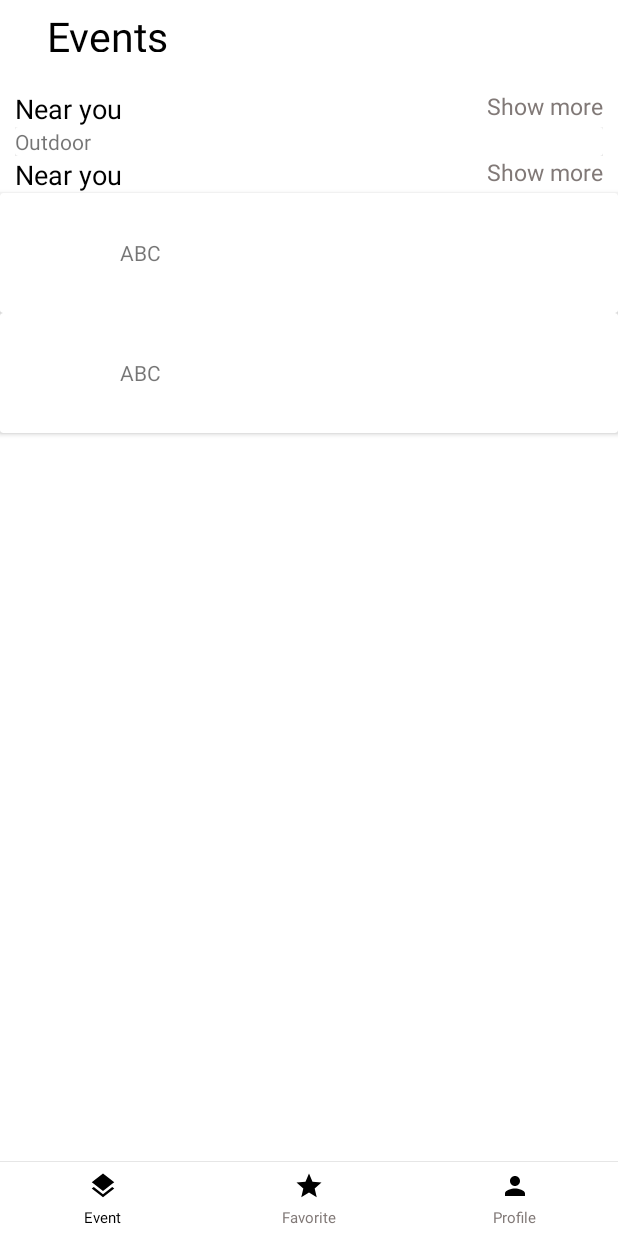
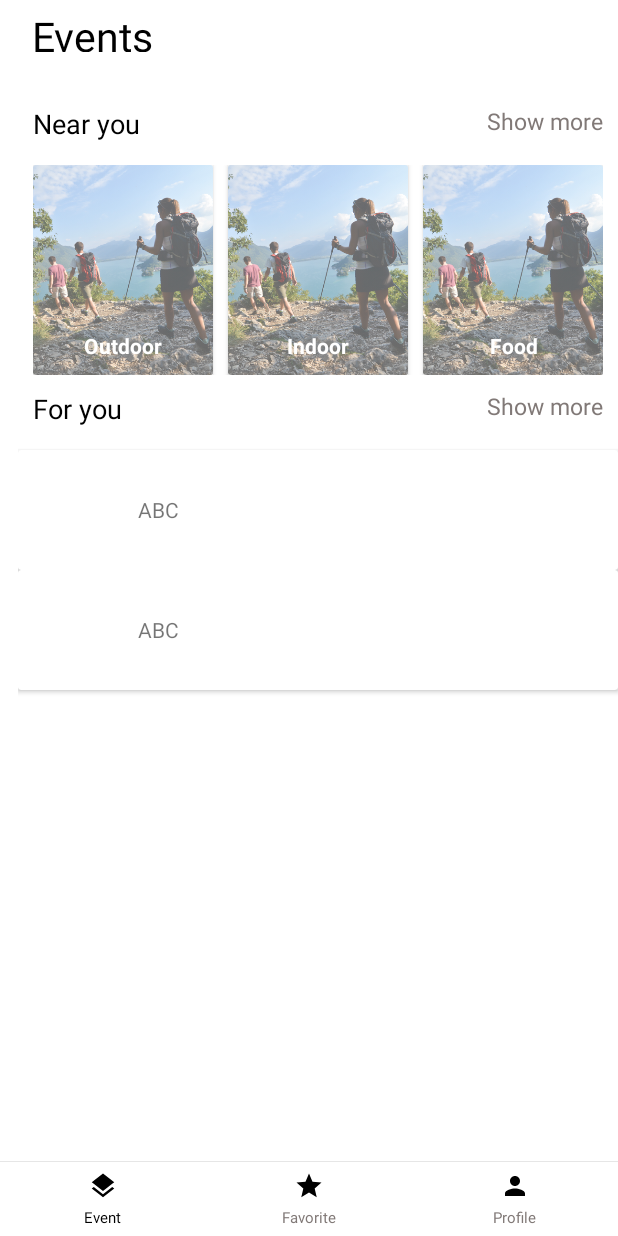
Before and after one commit to shyakdas/Jiva, an Android app: the screen it shows after launch (MainActivity), on a phone screen of 412 x 824 dp. Run offline under Robolectric (Android 15) with nearby library versions, the phone set to English and light mode, and no system bars.

Commit message:
[Implementation and design]Category Item Design done

```diff
--- a/app/src/main/java/com/jiva/com/jivaassigment/event/CategoryAdapter.java
+++ b/app/src/main/java/com/jiva/com/jivaassigment/event/CategoryAdapter.java
@@ -2,11 +2,13 @@ package com.jiva.com.jivaassigment.event;
 
 import android.content.Context;
 import android.support.annotation.NonNull;
+import android.support.v4.content.ContextCompat;
 import android.support.v7.widget.RecyclerView;
 import android.util.Log;
 import android.view.LayoutInflater;
 import android.view.View;
 import android.view.ViewGroup;
+import android.widget.ImageView;
 import android.widget.TextView;
 
 import com.jiva.com.jivaassigment.R;
@@ -45,15 +47,19 @@ public class CategoryAdapter extends RecyclerView.Adapter<CategoryAdapter.Catego
 
     public class CategoryItemViewHolder extends RecyclerView.ViewHolder {
 
-        private TextView mCategoryImage;
+        private ImageView mCategoryImage;
+        private TextView mCategoryText;
 
         public CategoryItemViewHolder(View itemView) {
             super(itemView);
-            mCategoryImage = itemView.findViewById(R.id.text);
+            mCategoryImage = itemView.findViewById(R.id.category_image);
+            mCategoryText = itemView.findViewById(R.id.category_name);
         }
 
         public void bind(int position) {
-            mCategoryImage.setText(modelArrayList.get(position).getCategoryName());
+            mCategoryText.setText(modelArrayList.get(position).getCategoryName());
+            mCategoryImage.setAlpha(0.6f);
+            mCategoryText.setTextColor(ContextCompat.getColor(mContext, R.color.colorPrimary));
         }
     }
 }
--- a/app/src/main/java/com/jiva/com/jivaassigment/event/EventAdapter.java
+++ b/app/src/main/java/com/jiva/com/jivaassigment/event/EventAdapter.java
@@ -9,6 +9,7 @@ import android.util.Log;
 import android.view.LayoutInflater;
 import android.view.View;
 import android.view.ViewGroup;
+import android.widget.TextView;
 
 import com.jiva.com.jivaassigment.R;
 import com.jiva.com.jivaassigment.model.CategoryModel;
@@ -82,12 +83,15 @@ public class EventAdapter extends RecyclerView.Adapter {
 
     public class EventMainViewHolder extends RecyclerView.ViewHolder {
 
+        private TextView mTextView;
+
         public EventMainViewHolder(View itemView) {
             super(itemView);
+            mTextView = itemView.findViewById(R.id.near_you);
         }
 
         public void bindView(int position) {
-
+            mTextView.setText(mEventList.get(position).getMainEventName());
         }
     }
 
--- a/app/src/main/res/layout/fragment_event.xml
+++ b/app/src/main/res/layout/fragment_event.xml
@@ -32,7 +32,7 @@
                     android:layout_width="wrap_content"
                     android:layout_height="wrap_content"
                     android:layout_centerVertical="true"
-                    android:layout_marginLeft="25dp"
+                    android:layout_marginLeft="15dp"
                     android:foreground="?android:attr/selectableItemBackground"
                     android:gravity="center"
                     android:padding="5dp"
@@ -53,7 +53,8 @@
         <android.support.v7.widget.RecyclerView
             android:id="@+id/recyclerView"
             android:layout_width="match_parent"
-            android:layout_height="match_parent">
+            android:layout_height="match_parent"
+            android:layout_marginLeft="12dp">
 
         </android.support.v7.widget.RecyclerView>
 
--- a/app/src/main/res/layout/item_category_item.xml
+++ b/app/src/main/res/layout/item_category_item.xml
@@ -1,16 +1,33 @@
 <?xml version="1.0" encoding="utf-8"?>
 <android.support.v7.widget.CardView xmlns:android="http://schemas.android.com/apk/res/android"
-    xmlns:app="http://schemas.android.com/apk/res-auto"
-    android:layout_width="match_parent"
+    android:layout_width="wrap_content"
     android:layout_height="wrap_content"
+    android:layout_marginRight="10dp"
     android:elevation="5dp">
 
-    <TextView
-        android:id="@+id/text"
-        android:layout_width="wrap_content"
-        android:layout_height="wrap_content"
-        android:text="Out door"
-        app:layout_constraintLeft_toLeftOf="parent"
-        app:layout_constraintTop_toTopOf="parent" />
+    <RelativeLayout xmlns:android="http://schemas.android.com/apk/res/android"
+        android:layout_width="match_parent"
+        android:layout_height="match_parent">
 
+        <ImageView
+            android:id="@+id/category_image"
+            android:layout_width="120dp"
+            android:scaleType="centerCrop"
+            android:layout_height="140dp"
+            android:src="@mipmap/demo" />
+
+        <TextView
+            android:id="@+id/category_name"
+            android:layout_width="match_parent"
+            android:layout_height="match_parent"
+            android:layout_alignLeft="@id/category_image"
+            android:layout_alignTop="@id/category_image"
+            android:layout_alignRight="@id/category_image"
+            android:layout_alignBottom="@id/category_image"
+            android:layout_marginBottom="10dp"
+            android:gravity="bottom|center"
+            android:text="Outdoor"
+            android:textColor="@android:color/white"
+            android:textStyle="bold" />
+    </RelativeLayout>
 </android.support.v7.widget.CardView>
--- a/app/src/main/res/layout/item_main.xml
+++ b/app/src/main/res/layout/item_main.xml
@@ -2,6 +2,8 @@
 <android.support.constraint.ConstraintLayout xmlns:android="http://schemas.android.com/apk/res/android"
     xmlns:app="http://schemas.android.com/apk/res-auto"
     android:layout_width="match_parent"
+    android:layout_marginBottom="15dp"
+    android:layout_marginTop="10dp"
     android:layout_height="wrap_content">
 
     <TextView
```
